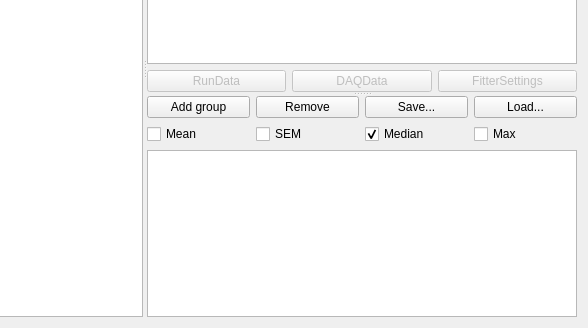
This is src/gui/parameterfitplotter.ui in CompEphys-team/rtdo as Qt 5 draws it before an edit; both pictures show x 193 to 781 and y 192 to 520 of the 781 by 520 pixel window. The edited form follows.
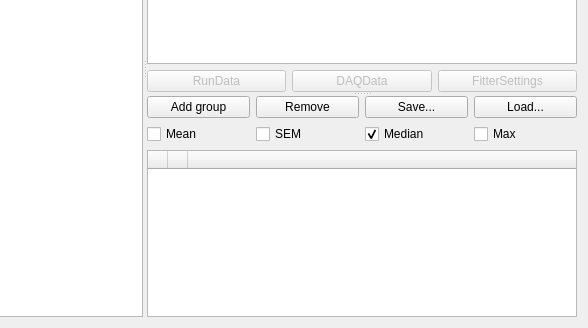
This is the edited form.

Commit message: Better group table handling in ParameterFitPlotter (reorder; show fit #s)

Patch:
```diff
--- a/src/gui/parameterfitplotter.ui
+++ b/src/gui/parameterfitplotter.ui
@@ -294,12 +294,6 @@
           <property name="selectionBehavior">
            <enum>QAbstractItemView::SelectRows</enum>
           </property>
-          <property name="columnCount">
-           <number>2</number>
-          </property>
-          <attribute name="horizontalHeaderVisible">
-           <bool>false</bool>
-          </attribute>
           <attribute name="horizontalHeaderDefaultSectionSize">
            <number>15</number>
           </attribute>
@@ -309,14 +303,24 @@
           <attribute name="horizontalHeaderStretchLastSection">
            <bool>true</bool>
           </attribute>
-          <attribute name="verticalHeaderVisible">
-           <bool>false</bool>
-          </attribute>
           <attribute name="verticalHeaderDefaultSectionSize">
            <number>25</number>
           </attribute>
-          <column/>
-          <column/>
+          <column>
+           <property name="text">
+            <string/>
+           </property>
+          </column>
+          <column>
+           <property name="text">
+            <string/>
+           </property>
+          </column>
+          <column>
+           <property name="text">
+            <string/>
+           </property>
+          </column>
          </widget>
         </item>
         <item row="1" column="0">
```
Left out of the diff: 3 changed lines with no effect on the pictures. The commit also changes 1 other file.
